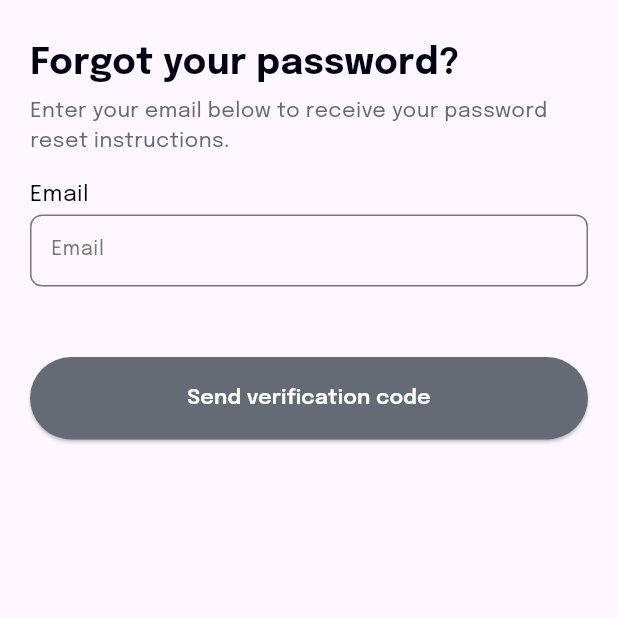
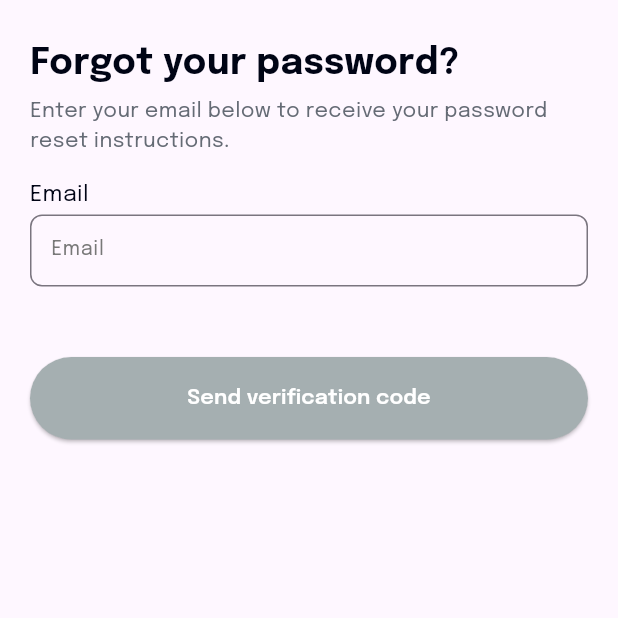
Before and after one commit to sakib151659/nurture_field, a Flutter app: the PasswordChanged screen opened directly, after a tap on "Log in", after a tap on "Forgot password?", on a phone screen of 412 x 824 dp, the top half of it. Run offline on Flutter 3.47's test engine with Material 2 defaults, Android fonts, the phone set to English and light mode, and no system bars; our stand-ins replace dropdown_search, google_maps_flutter, permission_handler, shared_preferences, smooth_page_indicator; accounts and stored records are empty.

Commit message:
login page ui modified

```diff
--- a/lib/screens/auth/forget_password.dart
+++ b/lib/screens/auth/forget_password.dart
@@ -75,7 +75,7 @@ class _ForgetPasswordState extends State<ForgetPassword> {
                   const SizedBox(height: 30,),
                   CustomButtonRounded(
                       title: "Send verification code",
-                      bgColor: isValidEmail?MyColors.primaryColor:MyColors.secondaryTextColor,
+                      bgColor: isValidEmail?MyColors.primaryColor:MyColors.greyColorNew,
                       onPress: (){
                         if(_formKey.currentState!.validate() && isValidEmail){
                           Navigator.of(context).push(MaterialPageRoute(builder: (builder)=> VerifyCode(email: emailController.text,)));
--- a/lib/screens/auth/login_screen.dart
+++ b/lib/screens/auth/login_screen.dart
@@ -66,7 +66,7 @@ class _LoginScreenState extends State<LoginScreen> {
                         },
                         validatorFunction: (value) {
                           if (isValidEmail==false) {
-                            //return AppStrings.requiredField;
+                            return AppStrings.requiredField;
                           }
                           return null;
                         },
@@ -86,7 +86,7 @@ class _LoginScreenState extends State<LoginScreen> {
                         },
                         validatorFunction: (value) {
                           if (value == null || value.isEmpty) {
-                            //return AppStrings.requiredField;
+                            return AppStrings.requiredField;
                           }
                           return null;
                         },
@@ -109,7 +109,7 @@ class _LoginScreenState extends State<LoginScreen> {
                       }
                   ),
 
-                  const SizedBox(height: 30,),
+                  const SizedBox(height: 35,),
                   CustomButtonRounded(
                       title: "Log in",
                       bgColor: isFormFilled?MyColors.primaryColor:MyColors.greyColorNew,
--- a/lib/screens/auth/password_changed.dart
+++ b/lib/screens/auth/password_changed.dart
@@ -17,13 +17,14 @@ class PasswordChanged extends StatelessWidget {
             crossAxisAlignment: CrossAxisAlignment.center,
             mainAxisAlignment: MainAxisAlignment.center,
             children: [
-              Icon(Icons.check_circle, size: 90,color: MyColors.primaryColor,),
+              //Icon(Icons.check_circle, size: 90,color: MyColors.primaryColor,),
+              Image.asset("assets/icons/tick_icon.png", height: 72,),
               const SizedBox(height: 25,),
               Text("Password changed!",
                 style: MyTextStyle.primaryBold(),
               ),
               const SizedBox(height: 8,),
-              Text("Password changed!",
+              Text("Your password has been changed successfully.",
                 style: MyTextStyle.secondaryLight(),
               ),
               const SizedBox(height: 25,),
```
Also changed, not shown: lib/screens/auth/verify_code.dart (+9 -7 lines), assets/icons/tick_icon.png (added).
